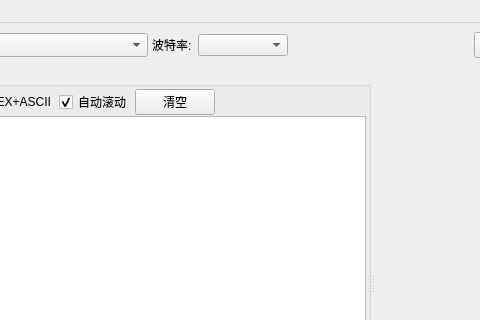
Before: the Qt Designer form ui/main_window.ui in ZIKEER/Z_COM, drawn with Qt 5; both pictures show x 154 to 634 and y 0 to 320 of the 890 by 685 pixel window.
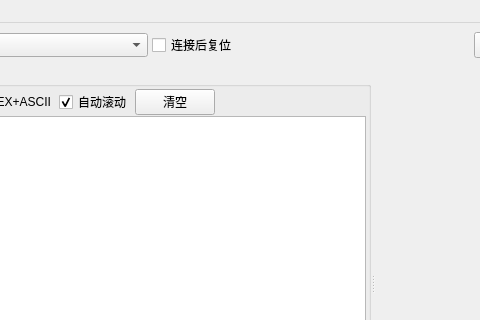
After: the same form once the commit is applied. The open tabs and pages were chosen to show the change.

Commit message: 优化界面显示

```diff
--- a/ui/main_window.ui
+++ b/ui/main_window.ui
@@ -211,6 +211,48 @@
             </item>
            </layout>
           </widget>
+          <widget class="QWidget" name="jlinkPage">
+           <layout class="QHBoxLayout" name="jlinkPageLayout">
+            <property name="spacing">
+             <number>6</number>
+            </property>
+            <property name="leftMargin">
+             <number>0</number>
+            </property>
+            <property name="topMargin">
+             <number>0</number>
+            </property>
+            <property name="rightMargin">
+             <number>0</number>
+            </property>
+            <property name="bottomMargin">
+             <number>0</number>
+            </property>
+            <item>
+             <widget class="QCheckBox" name="jlinkResetCheckBox">
+              <property name="toolTip">
+               <string>连接目标芯片后执行一次复位</string>
+              </property>
+              <property name="text">
+               <string>连接后复位</string>
+              </property>
+             </widget>
+            </item>
+            <item>
+             <spacer name="jlinkPageSpacer">
+              <property name="orientation">
+               <enum>Qt::Orientation::Horizontal</enum>
+              </property>
+              <property name="sizeHint" stdset="0">
+               <size>
+                <width>0</width>
+                <height>0</height>
+               </size>
+              </property>
+             </spacer>
+            </item>
+           </layout>
+          </widget>
          </widget>
         </item>
         <item>
```
The commit also changes 7 other files.
